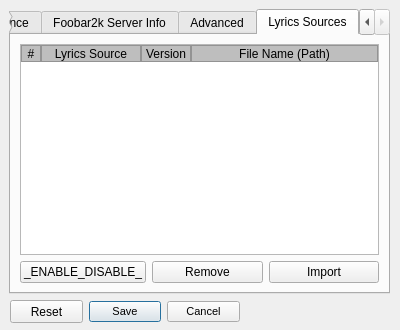
First picture: the form in source_ui/options_dialog.ui, repository TheRealBanana/bLyrics, before the edit.
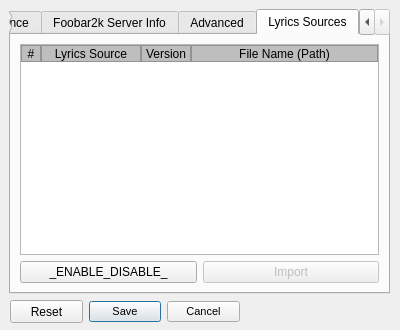
Second picture: the form after the edit. The open tabs and pages were chosen to show the change.

Diff of the .ui file:
```diff
--- a/source_ui/options_dialog.ui
+++ b/source_ui/options_dialog.ui
@@ -624,7 +624,7 @@
      <string>Lyrics Sources</string>
     </attribute>
     <layout class="QGridLayout" name="gridLayout_2">
-     <item row="0" column="0" colspan="3">
+     <item row="0" column="0" colspan="2">
       <widget class="QFrame" name="lyricsSourceFrame">
        <property name="frameShape">
         <enum>QFrame::StyledPanel</enum>
@@ -789,14 +789,10 @@
       </widget>
      </item>
      <item row="1" column="1">
-      <widget class="QPushButton" name="removeButton">
-       <property name="text">
-        <string>Remove</string>
-       </property>
-      </widget>
-     </item>
-     <item row="1" column="2">
       <widget class="QPushButton" name="importButton">
+       <property name="enabled">
+        <bool>false</bool>
+       </property>
        <property name="text">
         <string>Import</string>
        </property>
```
